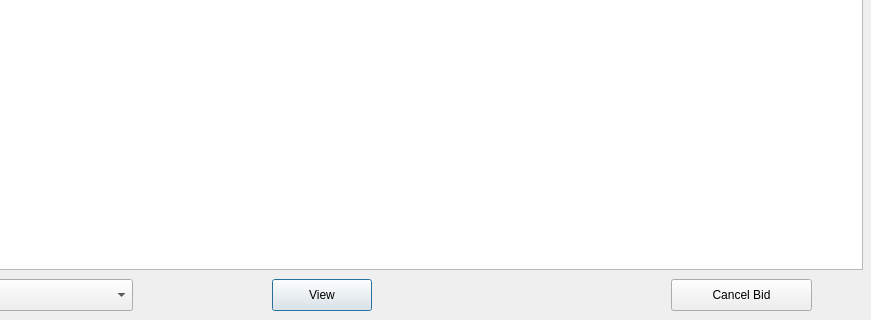
Above: View/ViewBids.ui from maybeIllchangeitlater/SimpleStockExchange before the change; both pictures show x 128 to 999 and y 181 to 501 of the 999 by 501 pixel window. Below: the same form after it.
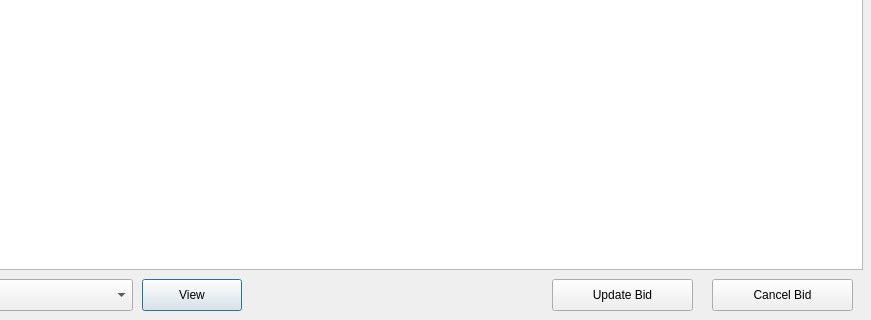
That is the form after the change.

Diff of the .ui file:
```diff
--- a/View/ViewBids.ui
+++ b/View/ViewBids.ui
@@ -36,7 +36,7 @@
   <widget class="QPushButton" name="Ok">
    <property name="geometry">
     <rect>
-     <x>400</x>
+     <x>270</x>
      <y>460</y>
      <width>100</width>
      <height>32</height>
@@ -59,7 +59,7 @@
   <widget class="QPushButton" name="Cancel">
    <property name="geometry">
     <rect>
-     <x>799</x>
+     <x>840</x>
      <y>460</y>
      <width>141</width>
      <height>32</height>
@@ -69,6 +69,19 @@
     <string>Cancel Bid</string>
    </property>
   </widget>
+  <widget class="QPushButton" name="Update">
+   <property name="geometry">
+    <rect>
+     <x>680</x>
+     <y>460</y>
+     <width>141</width>
+     <height>32</height>
+    </rect>
+   </property>
+   <property name="text">
+    <string>Update Bid</string>
+   </property>
+  </widget>
  </widget>
  <resources/>
  <connections/>
```
